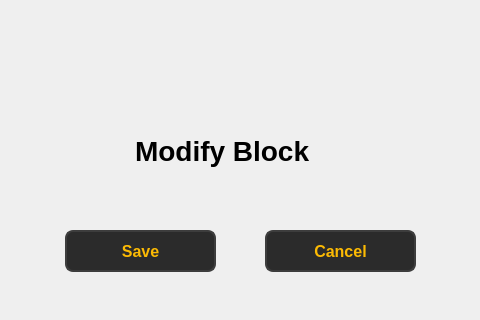
The window that ui/faculty/faculty_hide_content_block_window.ui (Soham1117/elearningApp) describes before a commit, drawn with Qt 5; both pictures show x 85 to 565 and y 0 to 320 of the 720 by 480 pixel window.
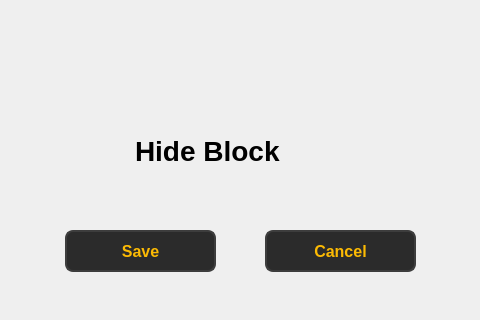
The same window after the commit.

The edit to the form file:
```diff
--- a/ui/faculty/faculty_hide_content_block_window.ui
+++ b/ui/faculty/faculty_hide_content_block_window.ui
@@ -101,7 +101,7 @@
     </font>
    </property>
    <property name="text">
-    <string>Modify Block</string>
+    <string>Hide Block</string>
    </property>
   </widget>
  </widget>
```
